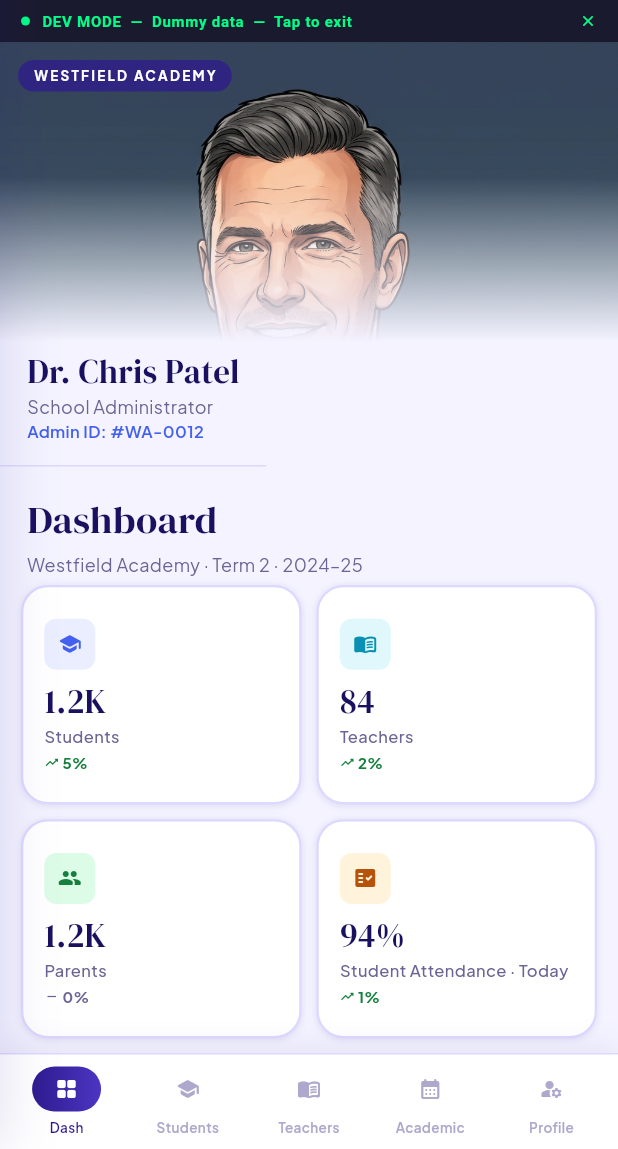
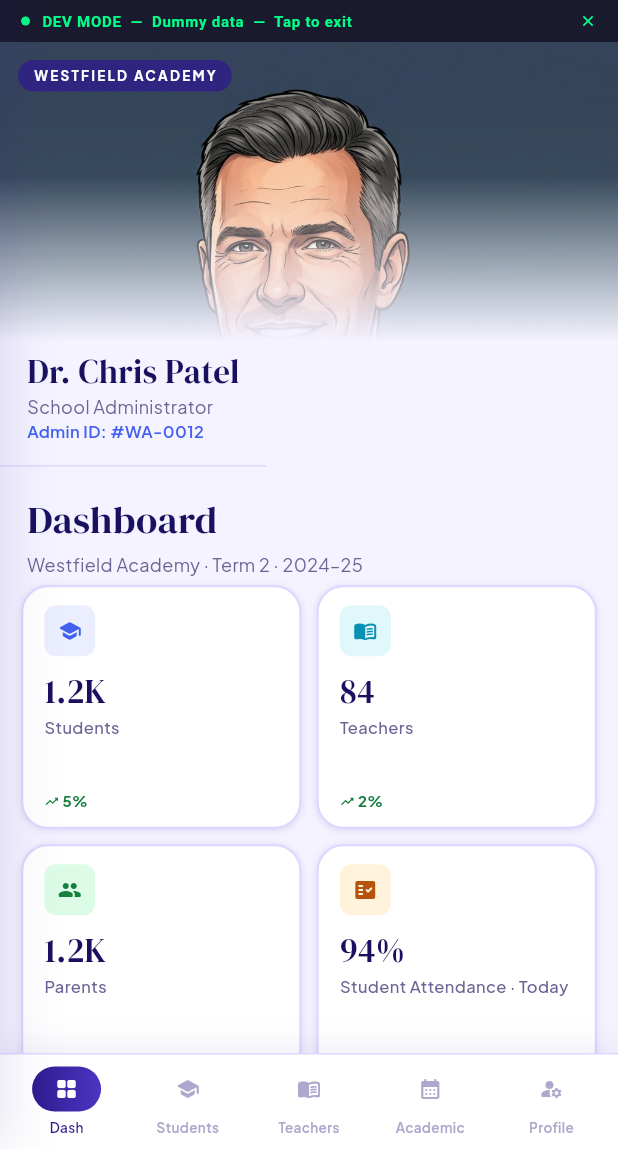
Before and after one commit to Skeletor-Pirate/portal, a Flutter app: the screen it shows after launch, after a tap on "Login", after a tap on "Student", after a tap on "Admin", on a phone screen of 412 x 824 dp, the part 87-1236 px from its top. Run offline on Flutter 3.47's test engine with Material 3 defaults, Android fonts, the phone set to English and light mode, and no system bars; our stand-ins replace google_fonts; accounts and stored records are empty; network calls fail.

Commit message:
Visuals Enhancements

```diff
--- a/lib/widgets/builders.dart
+++ b/lib/widgets/builders.dart
@@ -62,6 +62,7 @@ class StatItem {
   });
 }
 
+// ── STAT GRID ──────────────────────────────────
 Widget statGrid(List<StatItem> items) => Padding(
       padding: const EdgeInsets.fromLTRB(14, 0, 14, 4),
       child: GridView.count(
@@ -70,8 +71,9 @@ Widget statGrid(List<StatItem> items) => Padding(
         physics: const NeverScrollableScrollPhysics(),
         crossAxisSpacing: 10,
         mainAxisSpacing: 10,
-        // childAspectRatio adjusted from 1.45 to 1.28 to provide more height
-        childAspectRatio: 1.28,
+        // LOWER childAspectRatio (e.g., 1.15) gives the cards more vertical room
+        // to accommodate wrapped text without triggering an overflow error.
+        childAspectRatio: 1.15,
         children: items.map((i) => _StatCard(item: i)).toList(),
       ),
     );
@@ -87,11 +89,11 @@ class _StatCard extends StatelessWidget {
           borderRadius: BorderRadius.circular(rLg),
           boxShadow: shadowSm,
         ),
-        // Optimized padding to prevent vertical squeeze
         padding: const EdgeInsets.fromLTRB(14, 12, 14, 10),
         child: Column(
           crossAxisAlignment: CrossAxisAlignment.start,
-          mainAxisAlignment: MainAxisAlignment.center,
+          // Changed to 'start' to ensure content doesn't jump if lines wrap
+          mainAxisAlignment: MainAxisAlignment.start,
           children: [
             Container(
               width: 34, height: 34,
@@ -101,21 +103,28 @@ class _StatCard extends StatelessWidget {
               ),
               child: Center(child: Icon(item.icon, size: 16, color: item.iconColor)),
             ),
-            const SizedBox(height: 6),
-            // FittedBox ensures large numbers (e.g., 231ms) don't push content down
+            const SizedBox(height: 8),
             FittedBox(
               fit: BoxFit.scaleDown,
+              alignment: Alignment.centerLeft,
               child: Text(item.val,
                   style: GoogleFonts.dmSerifDisplay(fontSize: 22, color: AppColors.text1)),
             ),
-            Text(item.label,
-                maxLines: 1,
-                overflow: TextOverflow.ellipsis,
-                style: GoogleFonts.plusJakartaSans(
-                    fontSize: 11, color: AppColors.text3, fontWeight: FontWeight.w500)),
+            const SizedBox(height: 2),
+            // REMOVED maxLines: 1 and TextOverflow.ellipsis to allow wrapping
+            Text(
+              item.label,
+              style: GoogleFonts.plusJakartaSans(
+                fontSize: 11,
+                color: AppColors.text3,
+                fontWeight: FontWeight.w500,
+                height: 1.2, // Tighter line height for wrapped text
+              ),
+            ),
+            const Spacer(), // Pushes the delta row to the absolute bottom of the card
             if (item.delta != null)
               Padding(
-                padding: const EdgeInsets.only(top: 2),
+                padding: const EdgeInsets.only(top: 4),
                 child: Row(children: [
                   Icon(
                     item.delta! > 0 ? Icons.trending_up_rounded
@@ -139,7 +148,6 @@ class _StatCard extends StatelessWidget {
         ),
       );
 }
-
 // ── ACTION GRID ────────────────────────────────
 class ActionItem {
   final IconData icon;
```
